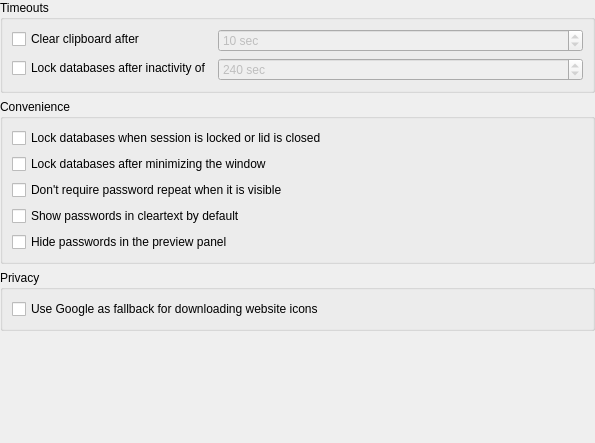
keepassxreboot/keepassxc, file src/gui/SettingsWidgetSecurity.ui: the form before one commit.
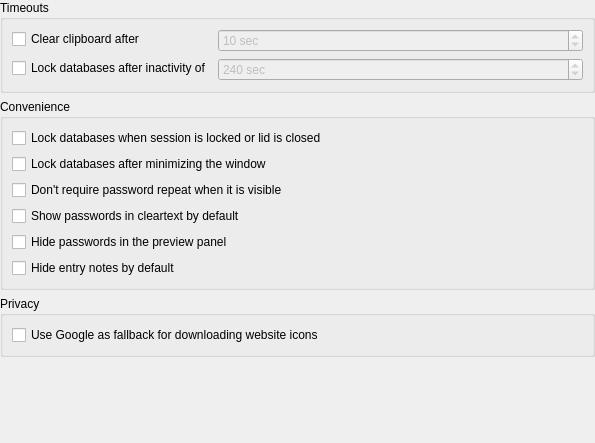
The form after the commit.

Commit message: hide note option

Patch:
```diff
--- a/src/gui/SettingsWidgetSecurity.ui
+++ b/src/gui/SettingsWidgetSecurity.ui
@@ -143,6 +143,13 @@
         </property>
        </widget>
       </item>
+      <item>
+       <widget class="QCheckBox" name="hideNotesCheckBox">
+        <property name="text">
+         <string>Hide entry notes by default</string>
+        </property>
+       </widget>
+      </item>
      </layout>
     </widget>
    </item>
```
The commit also changes 2 other files.
